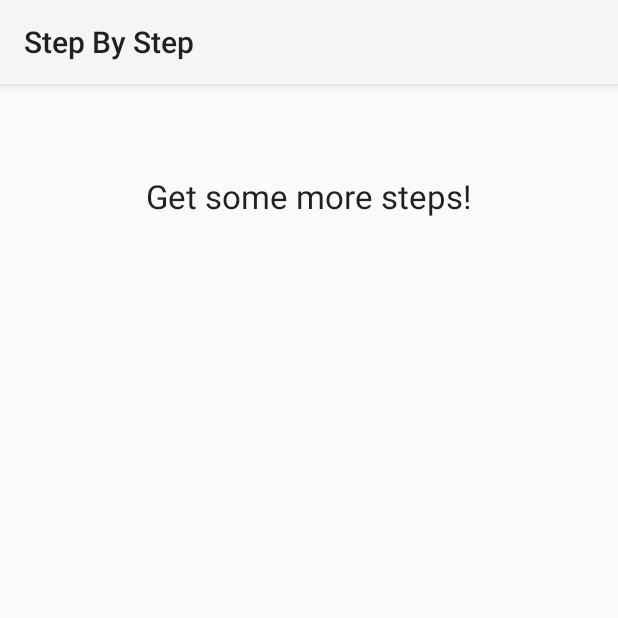
After one commit to KillerSpiders/StepByStep, an Android app: the fragment GetStepsFragment shown on its own in the app's theme, on a phone screen of 412 x 824 dp, the top half of it. The commit adds this screen. Run offline under Robolectric (Android 15) with nearby library versions, the phone set to English and light mode, and no system bars; 1 statement that could not run was skipped.

Commit message:
added dummy getsteps layout and fragment

```diff
--- /dev/null
+++ b/mobile/src/main/java/com/joshstrohminger/stepbystep/GetStepsFragment.java
@@ -0,0 +1,35 @@
+package com.joshstrohminger.stepbystep;
+
+import android.app.Activity;
+import android.app.Fragment;
+import android.os.Bundle;
+import android.view.LayoutInflater;
+import android.view.View;
+import android.view.ViewGroup;
+
+public class GetStepsFragment extends Fragment {
+
+    public GetStepsFragment() {
+    }
+
+    public static GetStepsFragment newInstance(String name) {
+        GetStepsFragment fragment = new GetStepsFragment();
+        Bundle args = new Bundle();
+        args.putString(NavigationDrawerFragment.ARG_SECTION_TITLE, name);
+        fragment.setArguments(args);
+        return fragment;
+    }
+
+    @Override
+    public View onCreateView(LayoutInflater inflater, ViewGroup container,
+                             Bundle savedInstanceState) {
+        View rootView = inflater.inflate(R.layout.fragment_get_steps, container, false);
+        return rootView;
+    }
+
+    @Override
+    public void onAttach(Activity activity) {
+        super.onAttach(activity);
+        ((MainMobileActivity) activity).onSectionAttached(getArguments().getString(NavigationDrawerFragment.ARG_SECTION_TITLE));
+    }
+}
--- a/mobile/src/main/java/com/joshstrohminger/stepbystep/MyStepsFragment.java
+++ b/mobile/src/main/java/com/joshstrohminger/stepbystep/MyStepsFragment.java
@@ -73,7 +73,7 @@ public class MyStepsFragment extends Fragment implements AdapterView.OnItemClick
         rootView.findViewById(R.id.button).setOnClickListener(new View.OnClickListener() {
             @Override
             public void onClick(View v) {
-                ((MainMobileActivity)getActivity()).mNavigationDrawerFragment.selectItem(3);
+                ((MainMobileActivity)getActivity()).getSteps();
             }
         });
 
--- /dev/null
+++ b/mobile/src/main/res/layout/fragment_get_steps.xml
@@ -0,0 +1,14 @@
+<?xml version="1.0" encoding="utf-8"?>
+<RelativeLayout xmlns:android="http://schemas.android.com/apk/res/android"
+    android:layout_width="match_parent" android:layout_height="match_parent">
+
+    <TextView
+        android:layout_width="wrap_content"
+        android:layout_height="wrap_content"
+        android:textAppearance="?android:attr/textAppearanceLarge"
+        android:text="Get some more steps!"
+        android:id="@+id/textView"
+        android:layout_alignParentTop="true"
+        android:layout_centerHorizontal="true"
+        android:layout_marginTop="60dp" />
+</RelativeLayout>
```
Also changed, not shown: mobile/src/main/java/com/joshstrohminger/stepbystep/MainMobileActivity.java (+31 -20 lines).
